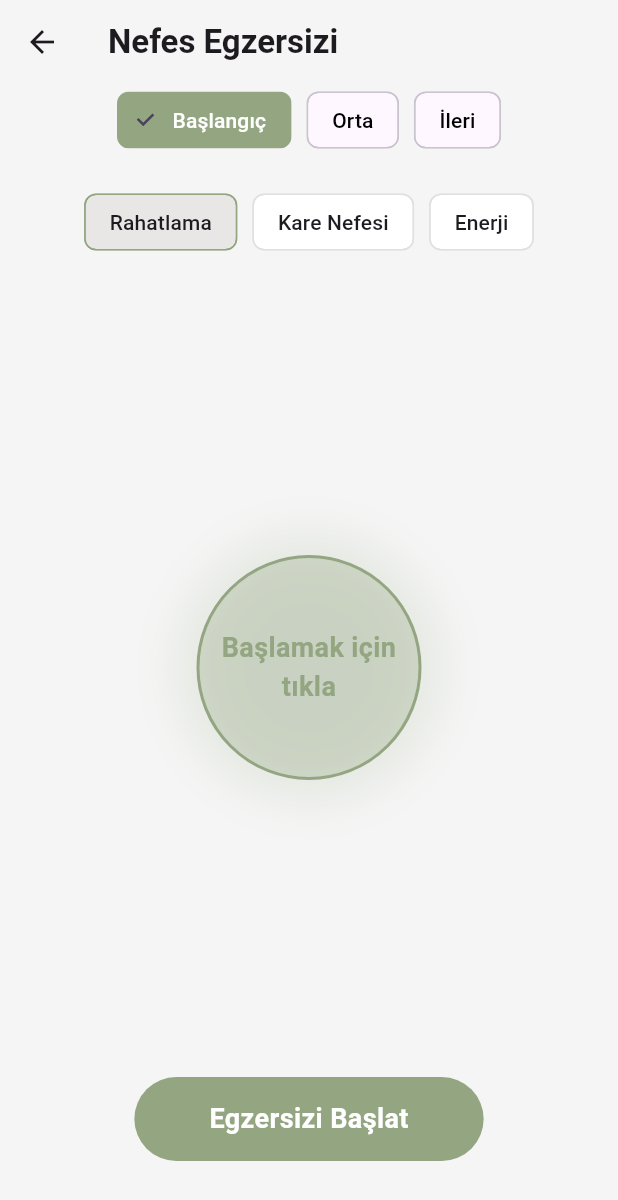
After one commit to BurakGuldal10/maditasyon, a Flutter app: the screen it shows after launch, after a tap on "Nefes", on a phone screen of 412 x 824 dp. The commit adds this screen. Shown: the top 1200 px of the screen. Run offline on Flutter 3.47's test engine with Material 3 defaults, Android fonts, the phone set to English and light mode, and no system bars; network calls fail; Roboto replaces fonts that are missing (Montserrat).

Commit message:
Nefes Egzersizi modülü: Animasyonlu nefes dairesi, modlar ve zorluk seviyeleri eklendi

```diff
--- a/lib/ozellikler/ana_sayfa/gorunum/ana_sayfa_ekrani.dart
+++ b/lib/ozellikler/ana_sayfa/gorunum/ana_sayfa_ekrani.dart
@@ -1,5 +1,6 @@
 import 'package:flutter/material.dart';
 import '../../../cekirdek/sabitler/renkler.dart';
+import '../../nefes_egzersizi/gorunum/nefes_egzersizi_ekrani.dart';
 
 class AnaSayfaEkrani extends StatelessWidget {
   const AnaSayfaEkrani({super.key});
@@ -97,10 +98,10 @@ class AnaSayfaEkrani extends StatelessWidget {
                 child: ListView(
                   scrollDirection: Axis.horizontal,
                   children: [
-                    _kategoriOgesi("Uyku", Icons.nightlight_round, UygulamaRenkleri.yumusakLavanta),
-                    _kategoriOgesi("Stres", Icons.psychology, Colors.orange[100]!),
-                    _kategoriOgesi("Odak", Icons.center_focus_strong, UygulamaRenkleri.gokyuzuMavisi.withOpacity(0.3)),
-                    _kategoriOgesi("Yürüyüş", Icons.directions_walk, Colors.green[100]!),
+                    _kategoriOgesi(context, "Uyku", Icons.nightlight_round, UygulamaRenkleri.yumusakLavanta),
+                    _kategoriOgesi(context, "Stres", Icons.psychology, Colors.orange[100]!),
+                    _kategoriOgesi(context, "Odak", Icons.center_focus_strong, UygulamaRenkleri.gokyuzuMavisi.withOpacity(0.3)),
+                    _kategoriOgesi(context, "Nefes", Icons.air_rounded, Colors.green[100]!, gitNefes: true),
                   ],
                 ),
               ),
@@ -121,9 +122,18 @@ class AnaSayfaEkrani extends StatelessWidget {
     );
   }
 
-  Widget _kategoriOgesi(String isim, IconData ikon, Color renk) {
+  Widget _kategoriOgesi(BuildContext context, String isim, IconData ikon, Color renk, {bool gitNefes = false}) {
     return Padding(
       padding: const EdgeInsets.only(right: 15),
+      child: GestureDetector(
+        onTap: () {
+          if (gitNefes) {
+            Navigator.push(
+              context,
+              MaterialPageRoute(builder: (context) => const NefesEgzersiziEkrani()),
+            );
+          }
+        },
         child: Column(
           children: [
             Container(
@@ -134,6 +144,7 @@ class AnaSayfaEkrani extends StatelessWidget {
             const SizedBox(height: 8),
             Text(isim, style: const TextStyle(fontSize: 12, fontWeight: FontWeight.w500)),
           ],
+        ),
       ),
     );
   }
--- /dev/null
+++ b/lib/ozellikler/nefes_egzersizi/gorunum/nefes_egzersizi_ekrani.dart
@@ -0,0 +1,187 @@
+import 'package:flutter/material.dart';
+import 'dart:async';
+import '../../../cekirdek/sabitler/renkler.dart';
+
+class NefesEgzersiziEkrani extends StatefulWidget {
+  const NefesEgzersiziEkrani({super.key});
+
+  @override
+  State<NefesEgzersiziEkrani> createState() => _NefesEgzersiziEkraniState();
+}
+
+class _NefesEgzersiziEkraniState extends State<NefesEgzersiziEkrani> with SingleTickerProviderStateMixin {
+  late AnimationController _animationController;
+  late Animation<double> _sizeAnimation;
+
+  String _selectedMode = "Rahatlama";
+  String _selectedDifficulty = "Başlangıç";
+  String _statusText = "Başlamak için tıkla";
+  bool _isActive = false;
+
+  @override
+  void initState() {
+    super.initState();
+    _animationController = AnimationController(
+      vsync: this,
+      duration: const Duration(seconds: 4),
+    );
+    _sizeAnimation = Tween<double>(begin: 150.0, end: 280.0).animate(
+      CurvedAnimation(parent: _animationController, curve: Curves.easeInOut),
+    );
+  }
+
+  void _startExercise() {
+    setState(() {
+      _isActive = true;
+      _runCycle();
+    });
+  }
+
+  void _runCycle() async {
+    if (!_isActive) return;
+
+    // Nefes Al
+    setState(() => _statusText = "Nefes Al...");
+    _animationController.forward();
+    await Future.delayed(const Duration(seconds: 4));
+
+    if (!_isActive) return;
+
+    // Tut (Eğer Kare Nefesi ise)
+    if (_selectedMode == "Kare Nefesi") {
+      setState(() => _statusText = "Tut...");
+      await Future.delayed(const Duration(seconds: 4));
+    }
+
+    if (!_isActive) return;
+
+    // Nefes Ver
+    setState(() => _statusText = "Nefes Ver...");
+    _animationController.reverse();
+    await Future.delayed(const Duration(seconds: 4));
+
+    if (_isActive) _runCycle();
+  }
+
+  void _stopExercise() {
+    setState(() {
+      _isActive = false;
+      _statusText = "Egzersiz Durduruldu";
+      _animationController.stop();
+    });
+  }
+
+  @override
+  void dispose() {
+    _animationController.dispose();
+    super.dispose();
+  }
+
+  @override
+  Widget build(BuildContext context) {
+    return Scaffold(
+      backgroundColor: UygulamaRenkleri.arkaPlan,
+      appBar: AppBar(
+        title: const Text("Nefes Egzersizi", style: TextStyle(fontWeight: FontWeight.bold)),
+        backgroundColor: Colors.transparent,
+        elevation: 0,
+      ),
+      body: Center(
+        child: Column(
+          mainAxisAlignment: MainAxisAlignment.center,
+          children: [
+            // Zorluk Seviyesi Seçici
+            Padding(
+              padding: const EdgeInsets.symmetric(horizontal: 20),
+              child: Row(
+                mainAxisAlignment: MainAxisAlignment.center,
+                children: ["Başlangıç", "Orta", "İleri"].map((diff) {
+                  return Padding(
+                    padding: const EdgeInsets.symmetric(horizontal: 5),
+                    child: ChoiceChip(
+                      label: Text(diff),
+                      selected: _selectedDifficulty == diff,
+                      onSelected: (val) => setState(() => _selectedDifficulty = diff),
+                      selectedColor: UygulamaRenkleri.adacayiYesili,
+                      labelStyle: TextStyle(color: _selectedDifficulty == diff ? Colors.white : Colors.black),
+                    ),
+                  );
+                }).toList(),
+              ),
+            ),
+            const SizedBox(height: 20),
+
+            // Mod Seçimi
+            SingleChildScrollView(
+              scrollDirection: Axis.horizontal,
+              child: Row(
+                children: ["Rahatlama", "Kare Nefesi", "Enerji"].map((mode) {
+                  return Padding(
+                    padding: const EdgeInsets.symmetric(horizontal: 5),
+                    child: ActionChip(
+                      label: Text(mode),
+                      onPressed: () => setState(() => _selectedMode = mode),
+                      backgroundColor: _selectedMode == mode ? UygulamaRenkleri.adacayiYesili.withOpacity(0.2) : Colors.white,
+                      side: BorderSide(color: _selectedMode == mode ? UygulamaRenkleri.adacayiYesili : Colors.grey[300]!),
+                    ),
+                  );
+                }).toList(),
+              ),
+            ),
+
+            const Spacer(),
+
+            // Animasyonlu Nefes Dairesi
+            AnimatedBuilder(
+              animation: _sizeAnimation,
+              builder: (context, child) {
+                return Container(
+                  width: _sizeAnimation.value,
+                  height: _sizeAnimation.value,
+                  decoration: BoxDecoration(
+                    shape: BoxShape.circle,
+                    color: UygulamaRenkleri.adacayiYesili.withOpacity(0.3),
+                    border: Border.all(color: UygulamaRenkleri.adacayiYesili, width: 2),
+                    boxShadow: [
+                      BoxShadow(
+                        color: UygulamaRenkleri.adacayiYesili.withOpacity(0.2),
+                        blurRadius: 30,
+                        spreadRadius: 10,
+                      ),
+                    ],
+                  ),
+                  child: Center(
+                    child: Text(
+                      _statusText,
+                      textAlign: TextAlign.center,
+                      style: const TextStyle(fontSize: 18, fontWeight: FontWeight.bold, color: UygulamaRenkleri.adacayiYesili),
+                    ),
+                  ),
+                );
+              },
+            ),
+
+            const Spacer(),
+
+            // Başlat/Durdur Butonu
+            GestureDetector(
+              onTap: _isActive ? _stopExercise : _startExercise,
+              child: Container(
+                padding: const EdgeInsets.symmetric(horizontal: 50, vertical: 15),
+                decoration: BoxDecoration(
+                  color: _isActive ? Colors.red[300] : UygulamaRenkleri.adacayiYesili,
+                  borderRadius: BorderRadius.circular(30),
+                ),
+                child: Text(
+                  _isActive ? "Durdur" : "Egzersizi Başlat",
+                  style: const TextStyle(color: Colors.white, fontSize: 18, fontWeight: FontWeight.bold),
+                ),
+              ),
+            ),
+            const SizedBox(height: 50),
+          ],
+        ),
+      ),
+    );
+  }
+}
```
Lines whose indentation alone changed are shown as unchanged.
